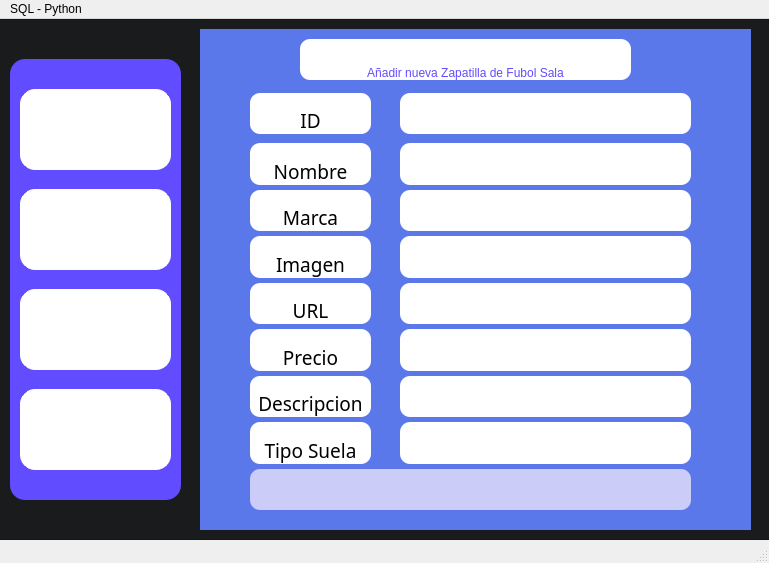
The window that Hito3.ui (AntoniooNogues/Aplicacion-Python) describes before a commit, drawn with Qt 5.
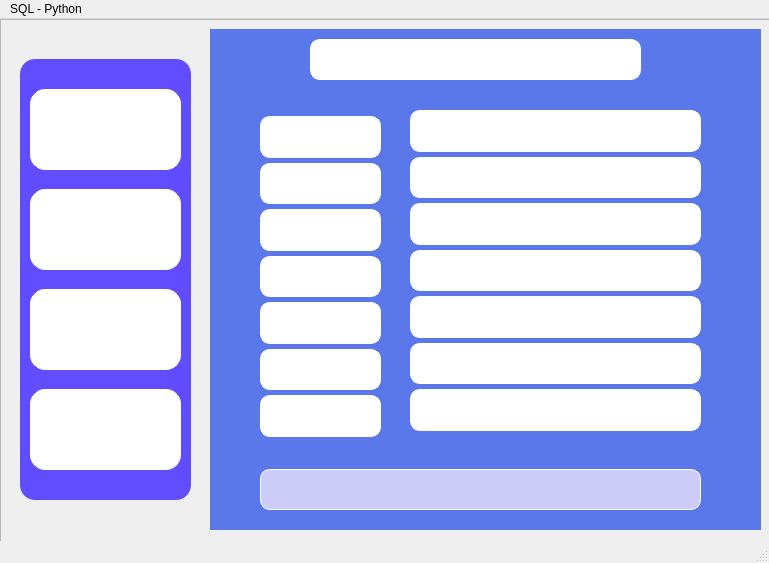
The same window after the commit. The open tabs and pages were chosen to show the change. Icons and pictures are not drawn.

Diff of the .ui file:
```diff
--- a/Hito3.ui
+++ b/Hito3.ui
@@ -38,10 +38,10 @@
    <widget class="QFrame" name="general">
     <property name="geometry">
      <rect>
-      <x>-10</x>
+      <x>0</x>
       <y>0</y>
-      <width>781</width>
-      <height>521</height>
+      <width>791</width>
+      <height>531</height>
      </rect>
     </property>
     <property name="maximumSize">
@@ -54,7 +54,7 @@
      <enum>Qt::LeftToRight</enum>
     </property>
     <property name="styleSheet">
-     <string notr="true">background-color: #1a1b1c;</string>
+     <string notr="true">background-image: url(:/Background/fondo.webp);</string>
     </property>
     <property name="frameShape">
      <enum>QFrame::StyledPanel</enum>
@@ -75,11 +75,13 @@
       <string notr="true">QFrame {
 background-color:#614cff;
 border-radius:15px;
+color: white;
 }
 QPushButton {
 	background-color: white;
 	border:1px solid white;
 	border-radius:15px;
+color: white
 }</string>
      </property>
      <property name="frameShape">
@@ -216,16 +218,19 @@
 QLabel {
 background-color: #ffffff;
 border-radius: 10px;
-	font: 14pt &quot;Myanmar Text&quot;;
+font: 14pt &quot;Myanmar Text&quot;;
+border:1px solid white;
 }
 QLineEdit {
 background-color: #ffffff;
 border-radius: 10px;
+border:1px solid white;
 }
 QPushButton{
 background-color: #ffffff;
 border-radius: 10px;
-	font: 75 18pt &quot;MS Shell Dlg 2&quot;;
+font: 75 18pt &quot;MS Shell Dlg 2&quot;;
+border:1px solid white;
 }
 QStackedWidget{
 border-radius:14px;
@@ -236,6 +241,10 @@
        <number>3</number>
       </property>
       <widget class="QWidget" name="add">
+       <property name="styleSheet">
+        <string notr="true">color:white;
+</string>
+       </property>
        <widget class="QLabel" name="label">
         <property name="geometry">
          <rect>
@@ -246,13 +255,14 @@
          </rect>
         </property>
         <property name="styleSheet">
-         <string notr="true">color:#614CFF;</string>
+         <string notr="true">color:white;
+border:1px solid white;</string>
         </property>
         <property name="text">
          <string>Añadir nueva Zapatilla de Fubol Sala</string>
         </property>
         <property name="alignment">
-         <set>Qt::AlignBottom|Qt::AlignHCenter</set>
+         <set>Qt::AlignHCenter|Qt::AlignTop</set>
         </property>
        </widget>
        <widget class="QPushButton" name="guardar">
@@ -265,7 +275,7 @@
          </rect>
         </property>
         <property name="styleSheet">
-         <string notr="true">
+         <string notr="true">border:1px solid white;
 background-color: #cbccf7;</string>
         </property>
         <property name="text">
@@ -286,29 +296,7 @@
         <property name="geometry">
          <rect>
           <x>200</x>
-          <y>64</y>
-          <width>291</width>
-          <height>41</height>
-         </rect>
-        </property>
-        <property name="font">
-         <font>
-          <family>Myanmar Text</family>
-          <pointsize>10</pointsize>
-         </font>
-        </property>
-        <property name="text">
-         <string/>
-        </property>
-        <property name="alignment">
-         <set>Qt::AlignBottom|Qt::AlignHCenter</set>
-        </property>
-       </widget>
-       <widget class="QLineEdit" name="input_imagen_3">
-        <property name="geometry">
-         <rect>
-          <x>200</x>
-          <y>207</y>
+          <y>174</y>
           <width>291</width>
           <height>42</height>
          </rect>
@@ -330,7 +318,7 @@
         <property name="geometry">
          <rect>
           <x>50</x>
-          <y>207</y>
+          <y>180</y>
           <width>121</width>
           <height>42</height>
          </rect>
@@ -355,7 +343,7 @@
         <property name="geometry">
          <rect>
           <x>200</x>
-          <y>393</y>
+          <y>360</y>
           <width>291</width>
           <height>42</height>
          </rect>
@@ -377,7 +365,7 @@
         <property name="geometry">
          <rect>
           <x>200</x>
-          <y>114</y>
+          <y>81</y>
           <width>291</width>
           <height>42</height>
          </rect>
@@ -399,7 +387,7 @@
         <property name="geometry">
          <rect>
           <x>50</x>
-          <y>114</y>
+          <y>87</y>
           <width>121</width>
           <height>42</height>
          </rect>
@@ -413,6 +401,9 @@
           <bold>false</bold>
          </font>
         </property>
+        <property name="styleSheet">
+         <string notr="true"/>
+        </property>
         <property name="text">
          <string>Nombre</string>
         </property>
@@ -420,36 +411,11 @@
          <set>Qt::AlignBottom|Qt::AlignHCenter</set>
         </property>
        </widget>
-       <widget class="QLabel" name="nombre_4">
-        <property name="geometry">
-         <rect>
-          <x>50</x>
-          <y>64</y>
-          <width>121</width>
-          <height>41</height>
-         </rect>
-        </property>
-        <property name="font">
-         <font>
-          <family>Myanmar Text</family>
-          <pointsize>14</pointsize>
-          <weight>50</weight>
-          <italic>false</italic>
-          <bold>false</bold>
-         </font>
-        </property>
-        <property name="text">
-         <string>ID</string>
-        </property>
-        <property name="alignment">
-         <set>Qt::AlignBottom|Qt::AlignHCenter</set>
-        </property>
-       </widget>
-       <widget class="QLineEdit" name="input_precio_3">
+       <widget class="QLineEdit" name="input_precio">
         <property name="geometry">
          <rect>
           <x>200</x>
-          <y>300</y>
+          <y>267</y>
           <width>291</width>
           <height>42</height>
          </rect>
@@ -471,7 +437,7 @@
         <property name="geometry">
          <rect>
           <x>50</x>
-          <y>161</y>
+          <y>134</y>
           <width>121</width>
           <height>41</height>
          </rect>
@@ -496,7 +462,7 @@
         <property name="geometry">
          <rect>
           <x>50</x>
-          <y>347</y>
+          <y>320</y>
           <width>121</width>
           <height>41</height>
          </rect>
@@ -521,7 +487,7 @@
         <property name="geometry">
          <rect>
           <x>200</x>
-          <y>161</y>
+          <y>128</y>
           <width>291</width>
           <height>41</height>
          </rect>
@@ -543,7 +509,7 @@
         <property name="geometry">
          <rect>
           <x>200</x>
-          <y>254</y>
+          <y>221</y>
           <width>291</width>
           <height>41</height>
          </rect>
@@ -565,7 +531,7 @@
         <property name="geometry">
          <rect>
           <x>50</x>
-          <y>300</y>
+          <y>273</y>
           <width>121</width>
           <height>42</height>
          </rect>
@@ -590,7 +556,7 @@
         <property name="geometry">
          <rect>
           <x>50</x>
-          <y>254</y>
+          <y>227</y>
           <width>121</width>
           <height>41</height>
          </rect>
@@ -615,7 +581,7 @@
         <property name="geometry">
          <rect>
           <x>50</x>
-          <y>393</y>
+          <y>366</y>
           <width>121</width>
           <height>42</height>
          </rect>
@@ -640,7 +606,7 @@
         <property name="geometry">
          <rect>
           <x>200</x>
-          <y>347</y>
+          <y>314</y>
           <width>291</width>
           <height>41</height>
          </rect>
```
Left out of the diff: 69 changed lines with no effect on the pictures.
